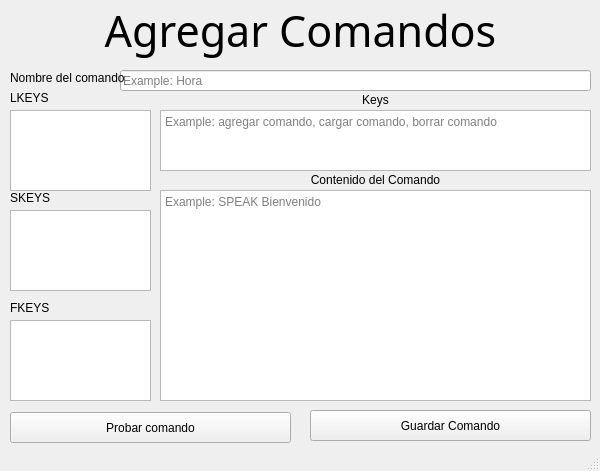
Old version of the form ui/add_command.ui in the repository luisjdev0/virtual-assistant.
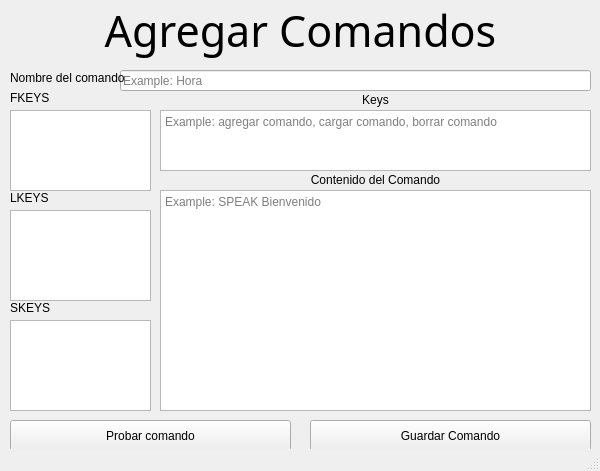
New version of the form. Icons and pictures are not drawn.

```diff
--- a/ui/add_command.ui
+++ b/ui/add_command.ui
@@ -52,28 +52,11 @@
      <set>Qt::AlignCenter</set>
     </property>
    </widget>
-   <widget class="QTextBrowser" name="CommandLKEYS">
-    <property name="geometry">
-     <rect>
-      <x>10</x>
-      <y>110</y>
-      <width>141</width>
-      <height>81</height>
-     </rect>
-    </property>
-    <property name="html">
-     <string>&lt;!DOCTYPE HTML PUBLIC &quot;-//W3C//DTD HTML 4.0//EN&quot; &quot;http://www.w3.org/TR/REC-html40/strict.dtd&quot;&gt;
-&lt;html&gt;&lt;head&gt;&lt;meta name=&quot;qrichtext&quot; content=&quot;1&quot; /&gt;&lt;style type=&quot;text/css&quot;&gt;
-p, li { white-space: pre-wrap; }
-&lt;/style&gt;&lt;/head&gt;&lt;body style=&quot; font-family:'MS Shell Dlg 2'; font-size:8.25pt; font-weight:400; font-style:normal;&quot;&gt;
-&lt;p style=&quot;-qt-paragraph-type:empty; margin-top:0px; margin-bottom:0px; margin-left:0px; margin-right:0px; -qt-block-indent:0; text-indent:0px;&quot;&gt;&lt;br /&gt;&lt;/p&gt;&lt;/body&gt;&lt;/html&gt;</string>
-    </property>
-   </widget>
    <widget class="QLabel" name="label_2">
     <property name="geometry">
      <rect>
       <x>10</x>
-      <y>90</y>
+      <y>190</y>
       <width>91</width>
       <height>16</height>
      </rect>
@@ -112,7 +95,7 @@
     <property name="geometry">
      <rect>
       <x>10</x>
-      <y>190</y>
+      <y>300</y>
       <width>91</width>
       <height>16</height>
      </rect>
@@ -121,28 +104,11 @@
      <string>SKEYS</string>
     </property>
    </widget>
-   <widget class="QTextBrowser" name="CommandSKEYS">
-    <property name="geometry">
-     <rect>
-      <x>10</x>
-      <y>210</y>
-      <width>141</width>
-      <height>81</height>
-     </rect>
-    </property>
-    <property name="html">
-     <string>&lt;!DOCTYPE HTML PUBLIC &quot;-//W3C//DTD HTML 4.0//EN&quot; &quot;http://www.w3.org/TR/REC-html40/strict.dtd&quot;&gt;
-&lt;html&gt;&lt;head&gt;&lt;meta name=&quot;qrichtext&quot; content=&quot;1&quot; /&gt;&lt;style type=&quot;text/css&quot;&gt;
-p, li { white-space: pre-wrap; }
-&lt;/style&gt;&lt;/head&gt;&lt;body style=&quot; font-family:'MS Shell Dlg 2'; font-size:8.25pt; font-weight:400; font-style:normal;&quot;&gt;
-&lt;p style=&quot;-qt-paragraph-type:empty; margin-top:0px; margin-bottom:0px; margin-left:0px; margin-right:0px; -qt-block-indent:0; text-indent:0px;&quot;&gt;&lt;br /&gt;&lt;/p&gt;&lt;/body&gt;&lt;/html&gt;</string>
-    </property>
-   </widget>
    <widget class="QLabel" name="label_5">
     <property name="geometry">
      <rect>
       <x>10</x>
-      <y>300</y>
+      <y>90</y>
       <width>91</width>
       <height>16</height>
      </rect>
@@ -157,7 +123,7 @@
       <x>160</x>
       <y>190</y>
       <width>431</width>
-      <height>211</height>
+      <height>221</height>
      </rect>
     </property>
     <property name="placeholderText">
@@ -168,7 +134,7 @@
     <property name="geometry">
      <rect>
       <x>10</x>
-      <y>412</y>
+      <y>420</y>
       <width>281</width>
       <height>31</height>
      </rect>
@@ -177,23 +143,6 @@
      <string>Probar comando</string>
     </property>
    </widget>
-   <widget class="QTextBrowser" name="CommandFKEYS">
-    <property name="geometry">
-     <rect>
-      <x>10</x>
-      <y>320</y>
-      <width>141</width>
-      <height>81</height>
-     </rect>
-    </property>
-    <property name="html">
-     <string>&lt;!DOCTYPE HTML PUBLIC &quot;-//W3C//DTD HTML 4.0//EN&quot; &quot;http://www.w3.org/TR/REC-html40/strict.dtd&quot;&gt;
-&lt;html&gt;&lt;head&gt;&lt;meta name=&quot;qrichtext&quot; content=&quot;1&quot; /&gt;&lt;style type=&quot;text/css&quot;&gt;
-p, li { white-space: pre-wrap; }
-&lt;/style&gt;&lt;/head&gt;&lt;body style=&quot; font-family:'MS Shell Dlg 2'; font-size:8.25pt; font-weight:400; font-style:normal;&quot;&gt;
-&lt;p style=&quot;-qt-paragraph-type:empty; margin-top:0px; margin-bottom:0px; margin-left:0px; margin-right:0px; -qt-block-indent:0; text-indent:0px;&quot;&gt;&lt;br /&gt;&lt;/p&gt;&lt;/body&gt;&lt;/html&gt;</string>
-    </property>
-   </widget>
    <widget class="QLabel" name="label_6">
     <property name="geometry">
      <rect>
@@ -214,7 +163,7 @@
     <property name="geometry">
      <rect>
       <x>310</x>
-      <y>410</y>
+      <y>420</y>
       <width>281</width>
       <height>31</height>
      </rect>
@@ -252,6 +201,36 @@
      <set>Qt::AlignCenter</set>
     </property>
    </widget>
+   <widget class="QListWidget" name="CommandFKEYS">
+    <property name="geometry">
+     <rect>
+      <x>10</x>
+      <y>110</y>
+      <width>141</width>
+      <height>81</height>
+     </rect>
+    </property>
+   </widget>
+   <widget class="QListWidget" name="CommandLKEYS">
+    <property name="geometry">
+     <rect>
+      <x>10</x>
+      <y>210</y>
+      <width>141</width>
+      <height>91</height>
+     </rect>
+    </property>
+   </widget>
+   <widget class="QListWidget" name="CommandSKEYS">
+    <property name="geometry">
+     <rect>
+      <x>10</x>
+      <y>320</y>
+      <width>141</width>
+      <height>91</height>
+     </rect>
+    </property>
+   </widget>
   </widget>
   <widget class="QStatusBar" name="statusbar"/>
  </widget>
```
